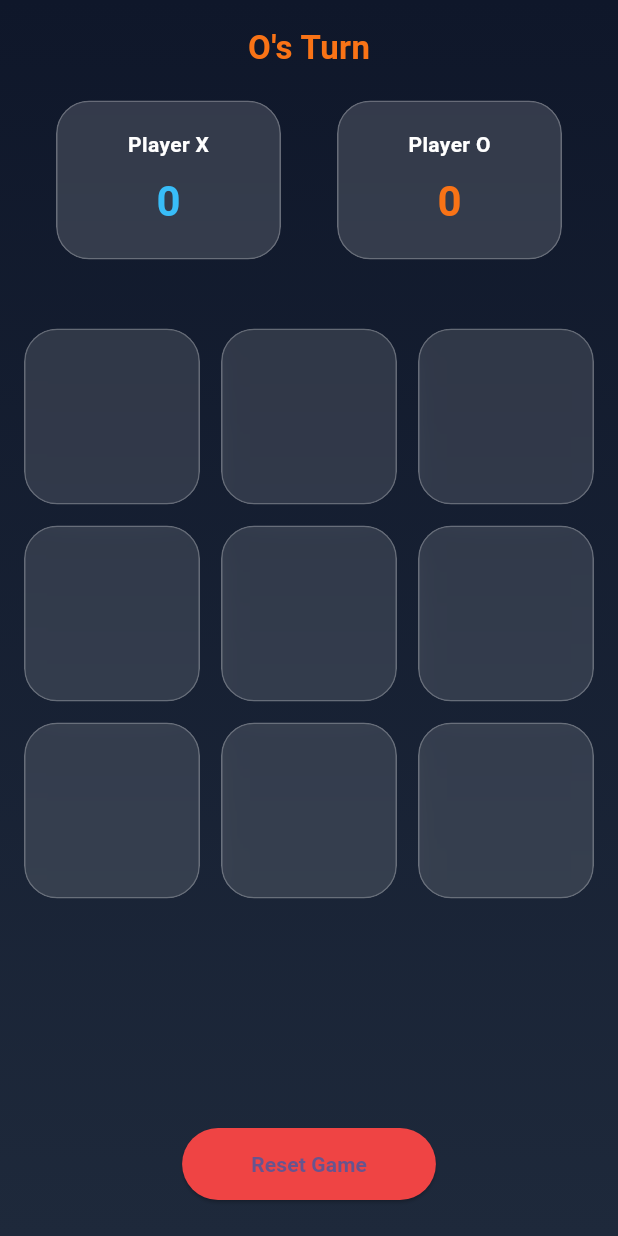
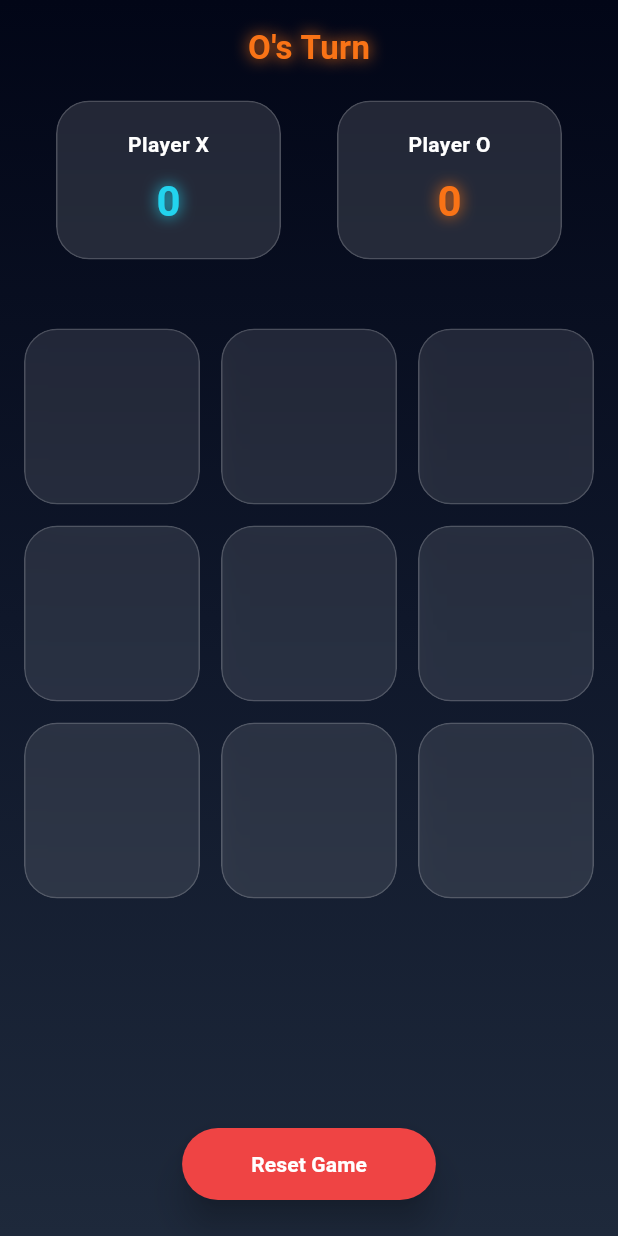
Before and after one commit to saddamsheikh01/saddamsheikh01-Tic_Tac_game, a Flutter app: the screen it shows after launch, on a phone screen of 412 x 824 dp. Run offline on Flutter 3.47's test engine with Material 3 defaults, Android fonts, the phone set to English and light mode, and no system bars; our stand-ins replace flutter_screenutil.

Commit message:
Updated UI with modern theme and effects

```diff
--- a/lib/AppUtils/app_colors.dart
+++ b/lib/AppUtils/app_colors.dart
@@ -1,45 +1,49 @@
 import 'package:flutter/material.dart';
 
 class AppColors {
-  AppColors._(); // prevents instantiation
+  AppColors._();
 
-  /// ---------- NEUTRALS ----------
+  /// ───────── NEUTRALS ─────────
   static const Color white = Color(0xFFFFFFFF);
-  static const Color black = Color(0xFF0E0E0E);
-  static const Color grey = Color(0xFF9E9E9E);
+  static const Color black = Color(0xFF0A0A0A);
+
+  static const Color grey = Color(0xFF9CA3AF);
   static const Color lightGrey = Color(0xFFE5E7EB);
-  static const Color darkGrey = Color(0xFF4B5563);
+  static const Color darkGrey = Color(0xFF374151);
 
-  /// ---------- PRIMARY PALETTE ----------
-  static const Color primary = Color(0xFF2563EB); // Modern Blue
-  static const Color primaryDark = Color(0xFF1E40AF);
-  static const Color primaryLight = Color(0xFF93C5FD);
+  /// ───────── PRIMARY (NEON BLUE) ─────────
+  static const Color primary = Color(0xFF3B82F6);
+  static const Color primaryDark = Color(0xFF1D4ED8);
+  static const Color primaryGlow = Color(0xFF60A5FA);
 
-  /// ---------- ACCENT COLORS ----------
-  static const Color accent = Color(0xFF9333EA); // Purple
-  static const Color accentLight = Color(0xFFD8B4FE);
+  /// ───────── ACCENT (NEON PURPLE) ─────────
+  static const Color accent = Color(0xFFA855F7);
+  static const Color accentGlow = Color(0xFFD8B4FE);
 
-  /// ---------- STATUS COLORS ----------
+  /// ───────── STATUS COLORS ─────────
   static const Color success = Color(0xFF22C55E);
-  static const Color warning = Color(0xFFF59E0B);
+  static const Color warning = Color(0xFFFACC15);
   static const Color error = Color(0xFFEF4444);
-  static const Color info = Color(0xFF0EA5E9);
+  static const Color info = Color(0xFF38BDF8);
 
-  /// ---------- BACKGROUNDS ----------
-  static const Color background = Color(0xFFF9FAFB);
-  static const Color darkBackground = Color(0xFF0F172A);
-  static const Color card = Color(0xFFFFFFFF);
-  static const Color darkCard = Color(0xFF1E293B);
+  /// ───────── BACKGROUNDS ─────────
+  static const Color background = Color(0xFF020617);
+  static const Color surface = Color(0xFF020617);
 
-  /// ---------- GAME / UI SPECIAL ----------
-  static const Color playerX = Color(0xFF38BDF8); // Cyan
-  static const Color playerO = Color(0xFFF97316); // Orange
+  static const Color card = Color(0xFF0F172A);
+  static const Color glass = Color(0xFF1E293B);
 
-  /// ---------- GRADIENTS ----------
+  /// ───────── GAME COLORS ─────────
+  static const Color playerX = Color(0xFF22D3EE); // Neon Cyan
+  static const Color playerO = Color(0xFFF97316); // Neon Orange
+
+  static const Color winGlow = Color(0xFF4ADE80);
+
+  /// ───────── GRADIENTS ─────────
   static const LinearGradient primaryGradient = LinearGradient(
     colors: [
-      Color(0xFF2563EB),
-      Color(0xFF9333EA),
+      Color(0xFF3B82F6),
+      Color(0xFFA855F7),
     ],
     begin: Alignment.topLeft,
     end: Alignment.bottomRight,
@@ -47,10 +51,20 @@ class AppColors {
 
   static const LinearGradient darkGradient = LinearGradient(
     colors: [
+      Color(0xFF020617),
       Color(0xFF0F172A),
       Color(0xFF1E293B),
     ],
     begin: Alignment.topCenter,
     end: Alignment.bottomCenter,
   );
+
+  /// ───────── GLOW SHADOWS ─────────
+  static List<BoxShadow> glow(Color color) => [
+    BoxShadow(
+      color: color.withOpacity(0.45),
+      blurRadius: 18,
+      spreadRadius: 2,
+    ),
+  ];
 }
--- a/lib/Presentation/Screens/tik_tac_screen.dart
+++ b/lib/Presentation/Screens/tik_tac_screen.dart
@@ -58,7 +58,7 @@ class _TicTacScreenState extends State<TicTacScreen> {
           board[p[0]] == board[p[1]] &&
           board[p[0]] == board[p[2]]) {
         setState(() {
-          winIndexes = List<int>.from(p); // ✅ FIXED
+          winIndexes = List<int>.from(p);
           board[p[0]] == 'O' ? oScore++ : xScore++;
         });
 
@@ -78,12 +78,15 @@ class _TicTacScreenState extends State<TicTacScreen> {
       context: context,
       barrierDismissible: false,
       builder: (_) => AlertDialog(
-        backgroundColor: AppColors.darkCard,
-        shape: RoundedRectangleBorder(borderRadius: BorderRadius.circular(18)),
+        backgroundColor: AppColors.accent,
+        shape: RoundedRectangleBorder(borderRadius: BorderRadius.circular(20)),
         title: Text(
           title,
           textAlign: TextAlign.center,
-          style: const TextStyle(color: AppColors.white),
+          style: const TextStyle(
+            color: AppColors.white,
+            fontWeight: FontWeight.bold,
+          ),
         ),
         actions: [
           TextButton(
@@ -91,7 +94,10 @@ class _TicTacScreenState extends State<TicTacScreen> {
               Navigator.pop(context);
               _resetBoard();
             },
-            child: const Text(AppStrings.playAgain),
+            child: Text(
+              AppStrings.playAgain,
+              style: TextStyle(color: AppColors.accent),
+            ),
           ),
         ],
       ),
@@ -103,7 +109,7 @@ class _TicTacScreenState extends State<TicTacScreen> {
     setState(() {
       board = List.filled(9, '');
       filledBoxes = 0;
-      winIndexes = []; // ✅ FIXED
+      winIndexes = [];
       oTurn = true;
     });
   }
@@ -140,6 +146,13 @@ class _TicTacScreenState extends State<TicTacScreen> {
                     fontWeight: FontWeight.bold,
                     color:
                     oTurn ? AppColors.playerO : AppColors.playerX,
+                    shadows: [
+                      Shadow(
+                        blurRadius: 12,
+                        color:
+                        oTurn ? AppColors.playerO : AppColors.playerX,
+                      ),
+                    ],
                   ),
                 ),
               ),
@@ -171,6 +184,7 @@ class _TicTacScreenState extends State<TicTacScreen> {
                     ),
                     itemBuilder: (_, index) {
                       final isWin = winIndexes.contains(index);
+                      final symbol = board[index];
 
                       return GestureDetector(
                         onTap: () => _tap(index),
@@ -181,24 +195,43 @@ class _TicTacScreenState extends State<TicTacScreen> {
                             ImageFilter.blur(sigmaX: 12, sigmaY: 12),
                             child: Container(
                               decoration: BoxDecoration(
-                                color: AppColors.white.withOpacity(0.12),
+                                color: AppColors.white.withOpacity(0.10),
                                 borderRadius: BorderRadius.circular(22),
+                                boxShadow: isWin
+                                    ? [
+                                  BoxShadow(
+                                    color: AppColors.success,
+                                    blurRadius: 20,
+                                    spreadRadius: 2,
+                                  ),
+                                ]
+                                    : [],
                                 border: Border.all(
                                   color: isWin
                                       ? AppColors.success
-                                      : AppColors.white.withOpacity(0.25),
-                                  width: isWin ? 2 : 1,
+                                      : AppColors.white.withOpacity(0.18),
+                                  width: isWin ? 2.5 : 1,
                                 ),
                               ),
                               child: Center(
                                 child: Text(
-                                  board[index],
+                                  symbol,
                                   style: TextStyle(
                                     fontSize: 48,
                                     fontWeight: FontWeight.bold,
-                                    color: board[index] == 'X'
+                                    color: symbol == 'X'
                                         ? AppColors.playerX
                                         : AppColors.playerO,
+                                    shadows: symbol.isNotEmpty
+                                        ? [
+                                      Shadow(
+                                        blurRadius: 14,
+                                        color: symbol == 'X'
+                                            ? AppColors.playerX
+                                            : AppColors.playerO,
+                                      ),
+                                    ]
+                                        : [],
                                   ),
                                 ),
                               ),
@@ -218,6 +251,7 @@ class _TicTacScreenState extends State<TicTacScreen> {
                   onPressed: _resetGame,
                   style: ElevatedButton.styleFrom(
                     backgroundColor: AppColors.error,
+                    elevation: 10,
                     padding: const EdgeInsets.symmetric(
                         horizontal: 46, vertical: 14),
                     shape: RoundedRectangleBorder(
@@ -226,7 +260,10 @@ class _TicTacScreenState extends State<TicTacScreen> {
                   ),
                   child: const Text(
                     AppStrings.reset,
-                    style: TextStyle(fontWeight: FontWeight.bold),
+                    style: TextStyle(
+                      fontWeight: FontWeight.bold,
+                      color: AppColors.white,
+                    ),
                   ),
                 ),
               ),
@@ -247,10 +284,10 @@ class _TicTacScreenState extends State<TicTacScreen> {
           width: 150,
           padding: const EdgeInsets.symmetric(vertical: 18),
           decoration: BoxDecoration(
-            color: AppColors.white.withOpacity(0.15),
+            color: AppColors.white.withOpacity(0.12),
             borderRadius: BorderRadius.circular(22),
             border: Border.all(
-              color: AppColors.white.withOpacity(0.25),
+              color: AppColors.white.withOpacity(0.18),
             ),
           ),
           child: Column(
@@ -269,6 +306,12 @@ class _TicTacScreenState extends State<TicTacScreen> {
                   fontSize: 28,
                   fontWeight: FontWeight.bold,
                   color: color,
+                  shadows: [
+                    Shadow(
+                      blurRadius: 12,
+                      color: color,
+                    ),
+                  ],
                 ),
               ),
             ],
```
